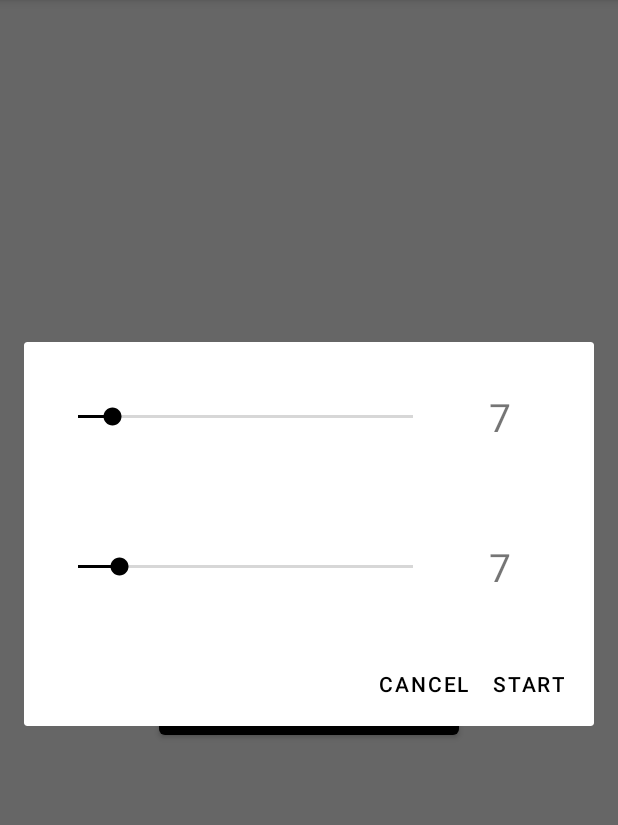
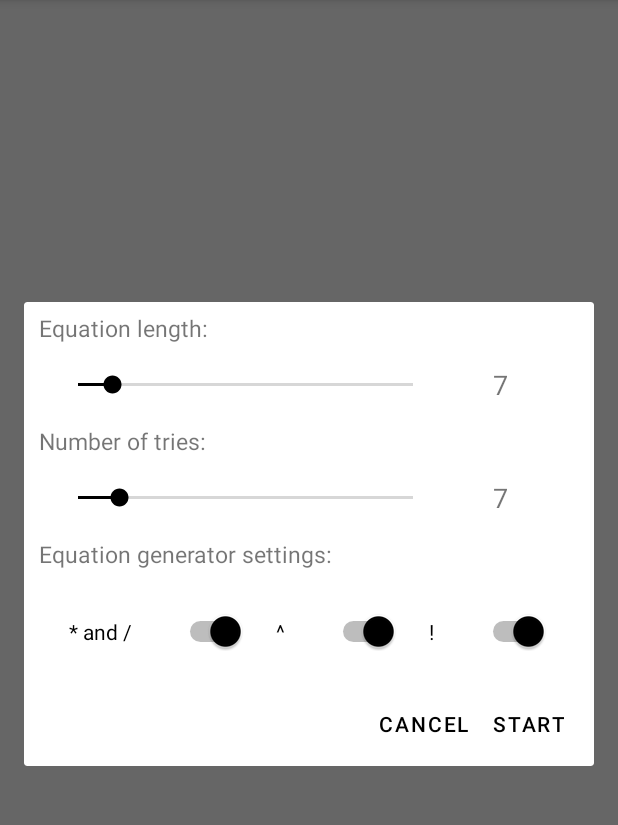
Before and after one commit to Scrip00/Numble, an Android app: the screen it shows after launch (MainMenu), after a tap on "NEW GAME", on a phone screen of 412 x 824 dp, the part 84-909 px from its top. Run offline under Robolectric (Android 15) with nearby library versions, the phone set to English and light mode, and no system bars; 1 statement that could not run was skipped.

Commit message:
Updated new game dialog screen

```diff
--- a/app/src/main/res/layout/dialog_new_game.xml
+++ b/app/src/main/res/layout/dialog_new_game.xml
@@ -10,27 +10,78 @@
         android:layout_height="wrap_content"
         android:orientation="vertical">
 
+        <TextView
+            android:layout_width="match_parent"
+            android:layout_height="35dp"
+            android:layout_weight="3"
+            android:gravity="center_vertical"
+            android:paddingLeft="10dp"
+            android:text="Equation length:"
+            android:textSize="15sp" />
+
         <LinearLayout
             android:layout_width="match_parent"
             android:layout_height="match_parent"
             android:orientation="horizontal"
-            android:padding="20dp">
+            android:paddingLeft="20dp"
+            android:paddingRight="20dp">
 
             <SeekBar
                 android:id="@+id/seekBarLength"
                 android:layout_width="match_parent"
-                android:layout_height="60dp"
+                android:layout_height="40dp"
                 android:layout_weight="1" />
 
             <TextView
                 android:id="@+id/textViewSeekbarLength"
                 android:layout_width="match_parent"
-                android:layout_height="60dp"
+                android:layout_height="40dp"
                 android:layout_weight="3"
                 android:gravity="center"
                 android:text="0"
-                android:textSize="26sp" />
+                android:textSize="18sp" />
         </LinearLayout>
+
+        <TextView
+            android:layout_width="match_parent"
+            android:layout_height="35dp"
+            android:layout_weight="3"
+            android:gravity="center_vertical"
+            android:paddingLeft="10dp"
+            android:text="Number of tries:"
+            android:textSize="15sp" />
+
+        <LinearLayout
+            android:layout_width="match_parent"
+            android:layout_height="wrap_content"
+            android:orientation="horizontal"
+            android:paddingLeft="20dp"
+            android:paddingRight="20dp">
+
+            <SeekBar
+                android:id="@+id/seekBarNumtries"
+                android:layout_width="match_parent"
+                android:layout_height="40dp"
+                android:layout_weight="1" />
+
+            <TextView
+                android:id="@+id/textViewSeekbarNumtries"
+                android:layout_width="match_parent"
+                android:layout_height="40dp"
+                android:layout_weight="3"
+                android:gravity="center"
+                android:text="0"
+                android:textSize="18sp" />
+        </LinearLayout>
+
+        <TextView
+            android:layout_width="match_parent"
+            android:layout_height="35dp"
+            android:layout_weight="3"
+            android:gravity="center_vertical"
+            android:paddingLeft="10dp"
+            android:text="Equation generator settings:"
+            android:textSize="15sp" />
 
         <LinearLayout
             android:layout_width="match_parent"
@@ -38,21 +89,40 @@
             android:orientation="horizontal"
             android:padding="20dp">
 
-            <SeekBar
-                android:id="@+id/seekBarNumtries"
-                android:layout_width="match_parent"
-                android:layout_height="60dp"
-                android:layout_weight="1" />
+            <Switch
+                android:id="@+id/switchMult"
+                android:layout_width="wrap_content"
+                android:layout_height="match_parent"
+                android:layout_weight="1"
+                android:checked="true"
+                android:paddingLeft="10dp"
+                android:paddingRight="10dp"
+                android:text="* and /"
+                tools:ignore="UseSwitchCompatOrMaterialXml" />
 
-            <TextView
-                android:id="@+id/textViewSeekbarNumtries"
-                android:layout_width="match_parent"
-                android:layout_height="60dp"
-                android:layout_weight="3"
-                android:gravity="center"
-                android:text="0"
-                android:textSize="26sp" />
+            <Switch
+                android:id="@+id/switchPower"
+                android:layout_width="wrap_content"
+                android:layout_height="match_parent"
+                android:layout_weight="1"
+                android:checked="true"
+                android:paddingLeft="10dp"
+                android:paddingRight="10dp"
+                android:text="^"
+                tools:ignore="UseSwitchCompatOrMaterialXml" />
+
+            <Switch
+                android:id="@+id/switchFact"
+                android:layout_width="wrap_content"
+                android:layout_height="match_parent"
+                android:layout_weight="1"
+                android:checked="true"
+                android:paddingLeft="10dp"
+                android:paddingRight="10dp"
+                android:text="!"
+                tools:ignore="UseSwitchCompatOrMaterialXml" />
         </LinearLayout>
+
     </LinearLayout>
 
 </RelativeLayout>
```
